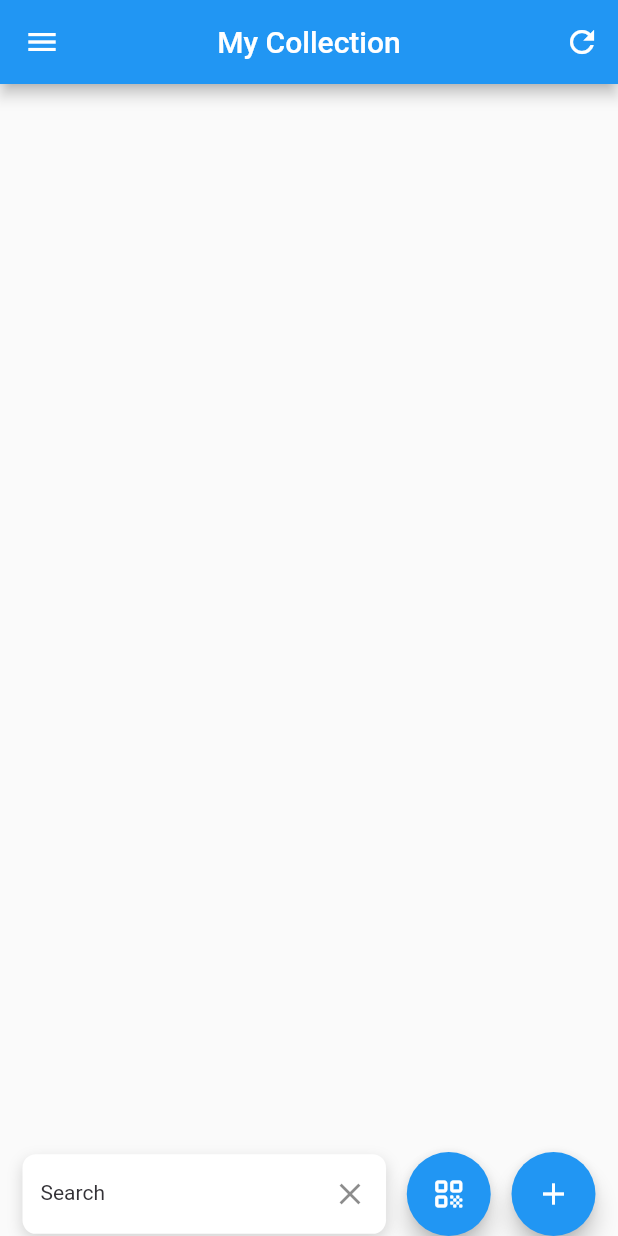
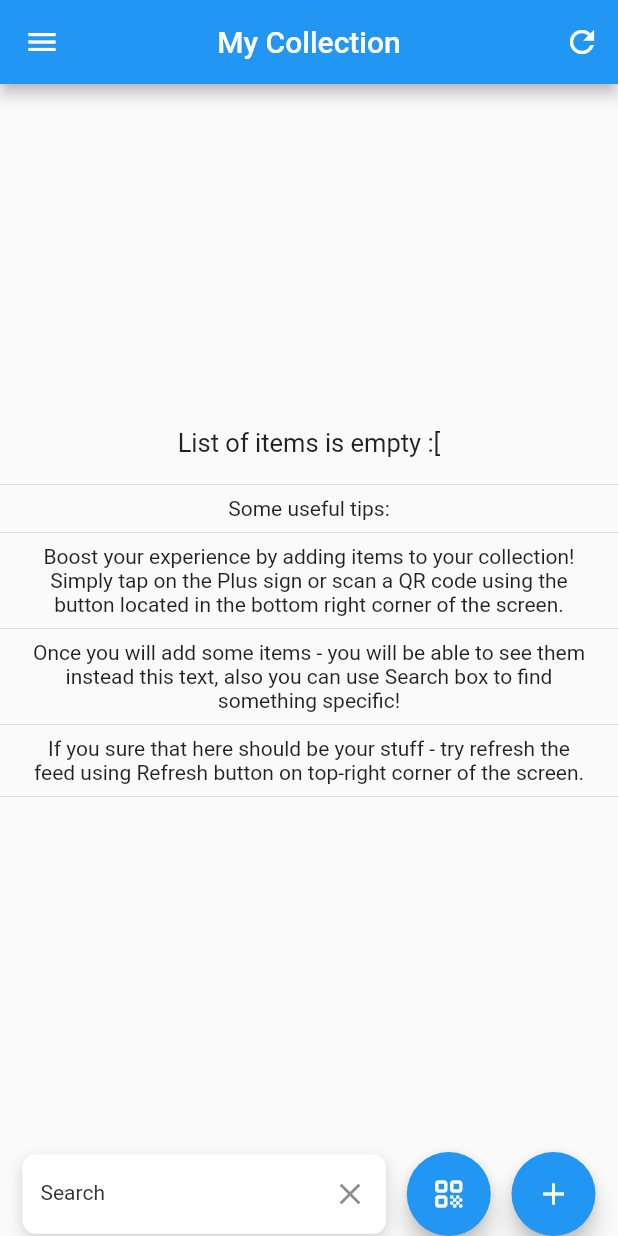
Before and after one commit to denver-code/stuff_accounting, a Flutter app: the screen it shows after launch, after a tap on the "qr code" icon, on a phone screen of 412 x 824 dp. Run offline on Flutter 3.47's test engine with Material 2 defaults, Android fonts, the phone set to English and light mode, and no system bars; our stand-ins replace get, get_storage; missing offline and left inert: barcode_scan2.

Commit message:
Refactored controller and main view

```diff
--- a/lib/app/modules/home/controllers/home_controller.dart
+++ b/lib/app/modules/home/controllers/home_controller.dart
@@ -13,6 +13,7 @@ import 'package:stuff_accounting_app/app/routes/app_pages.dart';
 import 'package:stuff_accounting_app/config.dart';
 
 class HomeController extends GetxController {
+  // Variables
   GetStorage storage = GetStorage();
   final searchController = TextEditingController();
   List<Item> staticItemList = <Item>[];
@@ -29,85 +30,32 @@ class HomeController extends GetxController {
     return false;
   }
 
-  scanBarcode() async {
-    try {
-      final result = await BarcodeScanner.scan();
-      scannedCode.value = result.rawContent;
-      if (scannedCode.value.isEmpty) {
-        return Get.snackbar(
-          "SAA",
-          "Looks like your UPC Barcode are wrong ;[",
-          icon: const Icon(Icons.error_outline_rounded, color: Colors.white),
-          snackPosition: SnackPosition.BOTTOM,
-          backgroundColor: Colors.grey,
-        );
-      }
-      if (isUpcExist(staticItemList, scannedCode.value)) {
-        return Get.snackbar(
-          "SAA",
-          "Looks like this item already in your list!",
-          icon:
-              const Icon(Icons.my_library_books_outlined, color: Colors.white),
-          snackPosition: SnackPosition.BOTTOM,
-          backgroundColor: Colors.grey,
-        );
-      }
-      final response = await http.get(
-          Uri.parse(
-            'https://api.upcitemdb.com/prod/trial/lookup?upc=${scannedCode.value}',
-          ),
-          headers: <String, String>{
+  Future getItem(String ucp) async {
+    final headers = {
       'Content-Type': 'application/json',
       'Accept': 'application/json',
       'Accept-Encoding': 'gzip,deflate',
-          });
+    };
 
-      if (response.statusCode == 200) {
-        Item item = Item.fromJson(json.decode(response.body));
-        refreshAll();
-        return Get.snackbar(
-          "SAA",
-          "We added ${item.title} to your collection!",
-          icon:
-              const Icon(Icons.my_library_books_outlined, color: Colors.white),
-          snackPosition: SnackPosition.BOTTOM,
-          backgroundColor: Colors.grey,
-        );
-      } else {
-        return Get.snackbar(
-          "SAA",
-          "Looks like Item are not exist or we don't have it in our DataBase, you also can try look up by search!",
-          icon: const Icon(Icons.error_outline_rounded, color: Colors.white),
-          snackPosition: SnackPosition.BOTTOM,
-          backgroundColor: Colors.grey,
-        );
-      }
-    } on Exception {
-      return;
-    }
+    final response = await http.get(
+        Uri.parse('https://api.upcitemdb.com/prod/trial/lookup?upc=$ucp'),
+        headers: headers);
+    final data = jsonDecode(response.body);
+
+    // if (response.statusCode == 404 || response.statusCode == 400) {
+
+    // }
+
+    if (data['items'].isEmpty) {
+      return false;
     }
 
-  logout() async {
-    storage.remove("token");
-    Get.offAndToNamed(Routes.AUTHORISATION);
+    data['items'][0].remove('offers');
+
+    return data['items'][0];
   }
 
-  Future<List<Item>> fetchItems() async {
-    final response = await http.get(
-        Uri.parse(
-          '$SERVER_URI/private/items/my/',
-        ),
-        headers: <String, String>{
-          'Authorisation': storage.read("token"),
-        });
-
-    if (response.statusCode == 200) {
-      final List<dynamic> jsonList = json.decode(response.body);
-      return jsonList.map((json) => Item.fromJson(json)).toList();
-    } else {
-      throw Exception('Failed to fetch items');
-    }
-  }
+  //  Items operation
 
   void saveItems(List<Item> items) {
     final itemListJson = items.map((item) => item.toJson()).toList();
@@ -124,6 +72,19 @@ class HomeController extends GetxController {
     }
   }
 
+  deleteItem(String itemId) async {
+    itemList.removeWhere((item) => item.id == itemId);
+    saveItems(itemList);
+    loadItems();
+    return Get.snackbar("SAA", "Item deleted successfully!",
+        icon: const Icon(Icons.delete_sweep_rounded, color: Colors.white),
+        snackPosition: SnackPosition.BOTTOM,
+        backgroundColor: Colors.grey,
+        duration: const Duration(milliseconds: 1000));
+  }
+
+  // Search
+
   void searchItems({searchQuery}) {
     final query = searchQuery.toLowerCase();
     if (query == "") {
@@ -134,46 +95,29 @@ class HomeController extends GetxController {
       final descriptionLower = item.description.toLowerCase();
       return titleLower.contains(query) || descriptionLower.contains(query);
     }).toList();
-
-    if (filteredItems.isEmpty) {
-      filteredItems.add(Item.fromJson({
-        'title': "Looks like there are no items that meet your querry",
-        'description': "",
-        'picture': "picture",
-        'upc': "upc",
-        'owner': "owner",
-        'tag': "tag",
-        'id': "id",
-      }));
-    }
     itemList.assignAll(filteredItems);
   }
 
-  deleteItem(String itemId) async {
-    final response = await http.delete(
-        Uri.parse(
-          '$SERVER_URI/private/items/$itemId',
-        ),
-        headers: <String, String>{
-          'Authorisation': storage.read("token"),
-        });
-    if (response.statusCode == 200) {
-      refreshAll();
-      return Get.snackbar("SAA", "Item deleted successfully!",
-          icon: const Icon(Icons.delete_sweep_rounded, color: Colors.white),
-          snackPosition: SnackPosition.BOTTOM,
-          backgroundColor: Colors.grey,
-          duration: const Duration(seconds: 1));
-    } else {
-      return Get.snackbar(
-        "SAA",
-        "Looks like something went wrong..",
-        icon: const Icon(Icons.error_outline_rounded, color: Colors.white),
-        snackPosition: SnackPosition.BOTTOM,
-        backgroundColor: Colors.grey,
-      );
+  void clearSearch() {
+    searchController.clear();
+    loadItems();
   }
+
+  // General
+
+  @override
+  void onInit() async {
+    super.onInit();
+    loadItems();
   }
+
+  @override
+  void onClose() {
+    searchController.dispose();
+    super.onClose();
+  }
+
+  // Widgets
 
   void showAddItemDialog(BuildContext context) async {
     showCupertinoDialog(
@@ -204,18 +148,20 @@ class HomeController extends GetxController {
             ),
             CupertinoDialogAction(
               child: const Text('Create'),
-              onPressed: () async {
-                Map payload = {"title": title, "description": description};
-                final response = await http.post(
-                  Uri.parse('$SERVER_URI/private/items/new'),
-                  headers: <String, String>{
-                    'Content-Type': 'application/json; charset=UTF-8',
-                    "Authorisation": storage.read("token")
-                  },
-                  body: jsonEncode(payload),
-                );
-                if (response.statusCode == 200) {
-                  refreshAll();
+              onPressed: () {
+                // Map payload = {"title": title, "description": description};
+                Item item = Item.fromJson({
+                  'title': title,
+                  'description': description,
+                  'picture': "",
+                  'upc': "No UCP",
+                  'owner': "Admin",
+                  'tag': "Others",
+                  'id': "fuygregiuhsdgisdhfgi",
+                });
+                itemList.add(item);
+                saveItems(itemList);
+                loadItems();
                 Get.snackbar(
                   "SAA",
                   "Item created!",
@@ -224,17 +170,6 @@ class HomeController extends GetxController {
                   snackPosition: SnackPosition.BOTTOM,
                   backgroundColor: Colors.grey,
                 );
-                } else {
-                  Get.snackbar(
-                    "SAA",
-                    "Looks like some of your data are completely wrong or you don't have access to creation:[",
-                    icon: const Icon(Icons.error_outline_outlined,
-                        color: Colors.white),
-                    snackPosition: SnackPosition.BOTTOM,
-                    backgroundColor: Colors.grey,
-                  );
-                }
-
                 Navigator.pop(context);
               },
             ),
@@ -244,27 +179,151 @@ class HomeController extends GetxController {
     );
   }
 
-  void refreshAll() async {
-    final items = await fetchItems();
-
-    saveItems(items);
-    loadItems();
+  Widget feedContent() {
+    if (itemList.isEmpty) {
+      return Expanded(
+          child: Column(
+        mainAxisAlignment: MainAxisAlignment.center,
+        children: const [
+          Text('List of items is empty :[', style: TextStyle(fontSize: 17)),
+          SizedBox(
+            height: 10,
+          ),
+          Divider(),
+          Text('Some useful tips:', style: TextStyle(fontSize: 14)),
+          Divider(),
+          Padding(
+            padding: EdgeInsets.symmetric(horizontal: 20.0),
+            child: Text(
+              'Boost your experience by adding items to your collection! Simply tap on the Plus sign or scan a QR code using the button located in the bottom right corner of the screen.',
+              style: TextStyle(fontSize: 14),
+              textAlign: TextAlign.center,
+            ),
+          ),
+          Divider(),
+          Padding(
+            padding: EdgeInsets.symmetric(horizontal: 20.0),
+            child: Text(
+              'Once you will add some items - you will be able to see them instead this text, also you can use Search box to find something specific!',
+              style: TextStyle(fontSize: 14),
+              textAlign: TextAlign.center,
+            ),
+          ),
+          Divider(),
+          Padding(
+            padding: EdgeInsets.symmetric(horizontal: 20.0),
+            child: Text(
+              'If you sure that here should be your stuff - try refresh the feed using Refresh button on top-right corner of the screen.',
+              style: TextStyle(fontSize: 14),
+              textAlign: TextAlign.center,
+            ),
+          ),
+          Divider(),
+        ],
+      ));
+    } else {
+      return Expanded(
+        child: Obx(
+          () => ListView(
+            children: itemList.map((item) {
+              return Dismissible(
+                  key: Key(item.id), // Use a unique key for each item
+                  direction: DismissDirection.endToStart,
+                  background: Container(
+                    color: Colors.red,
+                    child: Padding(
+                      padding: const EdgeInsets.only(right: 16.0),
+                      child: Row(
+                        mainAxisAlignment: MainAxisAlignment.end,
+                        children: const [
+                          Icon(
+                            Icons.delete,
+                            color: Colors.white,
+                          ),
+                          Text(
+                            "Delete",
+                            style: TextStyle(
+                              color: Colors.white,
+                              fontWeight: FontWeight.bold,
+                            ),
+                            textAlign: TextAlign.right,
+                          ),
+                        ],
+                      ),
+                    ),
+                  ),
+                  onDismissed: (direction) {
+                    deleteItem(item.id);
+                  },
+                  child: ListTile(
+                    title: Text(item.title),
+                    onTap: () {
+                      Get.toNamed(
+                        Routes.DETAIL,
+                        arguments: item,
+                      );
+                    },
+                  ));
+            }).toList(),
+          ),
+        ),
+      );
+    }
   }
 
-  void clearSearch() {
-    searchController.clear();
-    loadItems();
+  scanBarcode() async {
+    try {
+      final result = await BarcodeScanner.scan();
+      scannedCode.value = result.rawContent;
+      if (scannedCode.value.isEmpty) {
+        return Get.snackbar(
+          "SAA",
+          "Looks like your UPC Barcode are wrong ;[",
+          icon: const Icon(Icons.error_outline_rounded, color: Colors.white),
+          snackPosition: SnackPosition.BOTTOM,
+          backgroundColor: Colors.grey,
+        );
+      }
+      if (isUpcExist(staticItemList, scannedCode.value)) {
+        return Get.snackbar(
+          "SAA",
+          "Looks like this item already in your list!",
+          icon:
+              const Icon(Icons.my_library_books_outlined, color: Colors.white),
+          snackPosition: SnackPosition.BOTTOM,
+          backgroundColor: Colors.grey,
+        );
       }
 
-  @override
-  void onInit() async {
-    super.onInit();
-    refreshAll();
+      final product = await getItem(scannedCode.value);
+
+      if (product == false) {
+        print('Product not found.');
+      } else {
+        print('Product details: $product');
       }
 
-  @override
-  void onClose() {
-    searchController.dispose();
-    super.onClose();
+      // if (200 == 200) {
+      //   Item item = Item.fromJson({});
+      //   return Get.snackbar(
+      //     "SAA",
+      //     "We added ${item.title} to your collection!",
+      //     icon:
+      //         const Icon(Icons.my_library_books_outlined, color: Colors.white),
+      //     snackPosition: SnackPosition.BOTTOM,
+      //     backgroundColor: Colors.grey,
+      //   );
+      // } else {
+      //   return Get.snackbar(
+      //     "SAA",
+      //     "Looks like Item are not exist or we don't have it in our DataBase, you also can try look up by search!",
+      //     icon: const Icon(Icons.error_outline_rounded, color: Colors.white),
+      //     snackPosition: SnackPosition.BOTTOM,
+      //     backgroundColor: Colors.grey,
+      //   );
+      // }
+    } on Exception {
+      return;
     }
   }
+}
--- a/lib/app/modules/home/views/home_view.dart
+++ b/lib/app/modules/home/views/home_view.dart
@@ -22,7 +22,7 @@ class HomeView extends GetView<HomeController> {
           IconButton(
             icon: const Icon(Icons.refresh),
             onPressed: () {
-              controller.refreshAll();
+              controller.loadItems();
             },
           ),
         ],
@@ -42,15 +42,9 @@ class HomeView extends GetView<HomeController> {
             ),
             ListTile(
               title: const Text('Import'),
-              onTap: controller.logout,
             ),
             ListTile(
               title: const Text('Export'),
-              onTap: controller.logout,
-            ),
-            ListTile(
-              title: const Text('Log Out'),
-              onTap: controller.logout,
             ),
           ],
         ),
@@ -58,52 +52,7 @@ class HomeView extends GetView<HomeController> {
       body: SafeArea(
         child: Column(
           children: [
-            Expanded(
-              child: Obx(
-                () => ListView(
-                  children: controller.itemList.map((item) {
-                    return Dismissible(
-                        key: Key(item.id), // Use a unique key for each item
-                        direction: DismissDirection.endToStart,
-                        background: Container(
-                          color: Colors.red,
-                          child: Padding(
-                            padding: const EdgeInsets.only(right: 16.0),
-                            child: Row(
-                              mainAxisAlignment: MainAxisAlignment.end,
-                              children: const [
-                                Icon(
-                                  Icons.delete,
-                                  color: Colors.white,
-                                ),
-                                Text(
-                                  "Delete",
-                                  style: TextStyle(
-                                    color: Colors.white,
-                                    fontWeight: FontWeight.bold,
-                                  ),
-                                  textAlign: TextAlign.right,
-                                ),
-                              ],
-                            ),
-                          ),
-                        ),
-                        onDismissed: (direction) {
-                          controller.deleteItem(item.id);
-                        },
-                        child: ListTile(
-                          title: Text(item.title),
-                          onTap: () {
-                            Get.toNamed(
-                              Routes.DETAIL,
-                              arguments: item,
-                            );
-                          },
-                        ));
-                  }).toList(),
-                ),
-              ),
-            ),
+            Obx(() => controller.feedContent()),
             Padding(
               padding: const EdgeInsets.symmetric(horizontal: 15.0),
               child: Row(
```
Also changed, not shown: 1 other file. Lines whose indentation alone changed are shown as unchanged.
